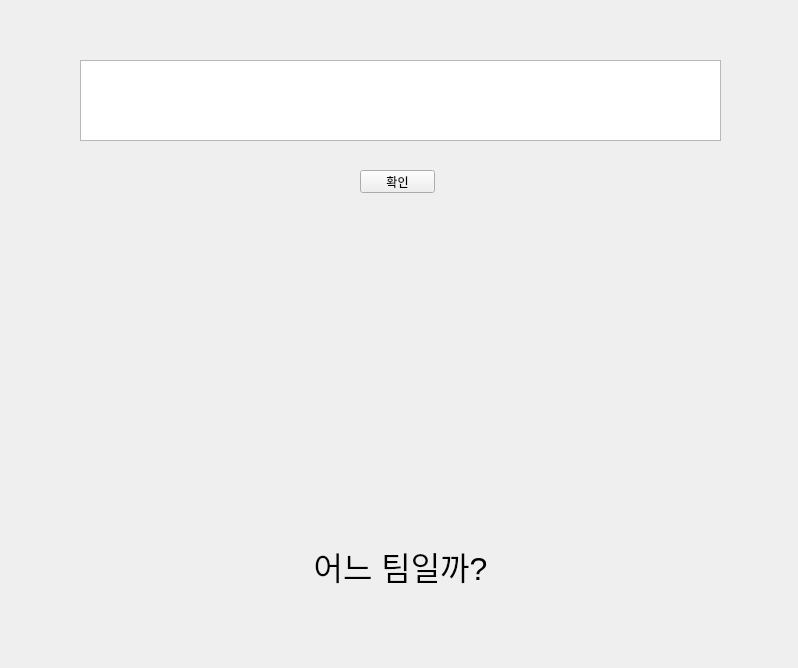
Old version of the form mainWidget.ui in the repository leehyowon98/AI_baseball.
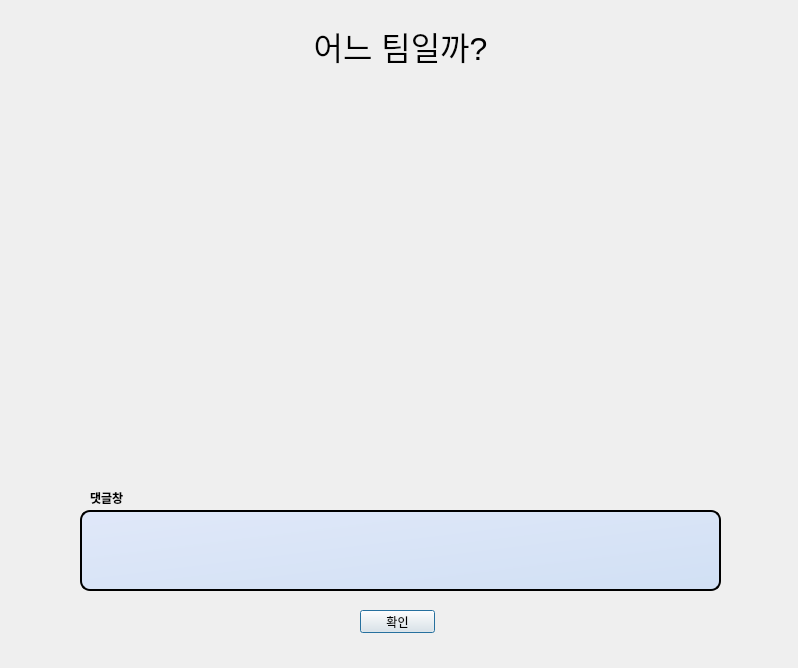
New version of the form. Icons and pictures are not drawn.

Commit message: 유아이 수정

The edit to the form file:
```diff
--- a/mainWidget.ui
+++ b/mainWidget.ui
@@ -17,7 +17,7 @@
    <property name="geometry">
     <rect>
      <x>50</x>
-     <y>230</y>
+     <y>120</y>
      <width>711</width>
      <height>271</height>
     </rect>
@@ -36,7 +36,7 @@
    <property name="geometry">
     <rect>
      <x>50</x>
-     <y>540</y>
+     <y>20</y>
      <width>701</width>
      <height>51</height>
     </rect>
@@ -57,23 +57,67 @@
    <property name="geometry">
     <rect>
      <x>80</x>
-     <y>60</y>
+     <y>510</y>
      <width>641</width>
      <height>81</height>
     </rect>
    </property>
+   <property name="styleSheet">
+    <string notr="true">QTextEdit {
+    border-radius: 10px;  /* 둥글게 만들기 */
+    border: 2px solid #000000;  /* 검은색 테두리 */
+    background: qlineargradient(x1:0, y1:0, x2:1, y2:1, stop:0 #e0e8f9, stop:1 #d1e0f4);  /* 그라데이션 배경 */
+    color: #333;  /* 텍스트 색상 */
+    font-family: &quot;Arial&quot;;  /* 글꼴 */
+    font-size: 14px;  /* 글꼴 크기 */
+    padding: 10px;  /* 안쪽 여백 */
+}
+
+QTextEdit:focus {
+    border: 2px solid #000000;  /* 포커스가 있을 때 검은색 테두리 */
+    background: #ffffff;  /* 포커스가 있을 때 배경 색상 */
+}</string>
+   </property>
   </widget>
   <widget class="QPushButton" name="btn_save">
    <property name="geometry">
     <rect>
      <x>360</x>
-     <y>170</y>
+     <y>610</y>
      <width>75</width>
      <height>23</height>
     </rect>
    </property>
    <property name="text">
     <string>확인</string>
+   </property>
+   <property name="default">
+    <bool>true</bool>
+   </property>
+  </widget>
+  <widget class="QLabel" name="label">
+   <property name="geometry">
+    <rect>
+     <x>90</x>
+     <y>490</y>
+     <width>251</width>
+     <height>16</height>
+    </rect>
+   </property>
+   <property name="font">
+    <font>
+     <weight>75</weight>
+     <bold>true</bold>
+    </font>
+   </property>
+   <property name="text">
+    <string>댓글창</string>
+   </property>
+   <property name="textFormat">
+    <enum>Qt::PlainText</enum>
+   </property>
+   <property name="scaledContents">
+    <bool>false</bool>
    </property>
   </widget>
  </widget>
```
Left out of the diff: 2 changed lines with no effect on the pictures. The commit also changes 1 other file.
